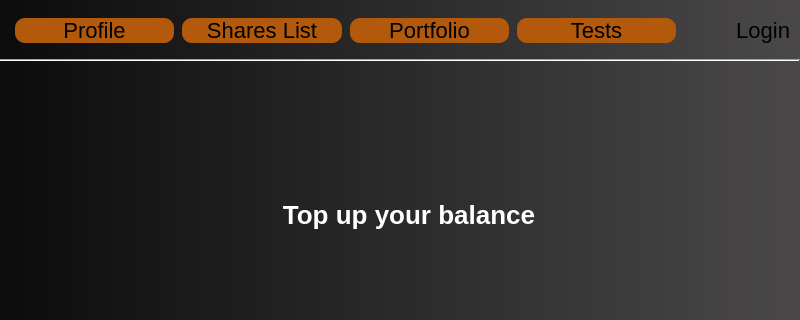
This is SmartStocks/balance.ui in Anazarius/SmartStocks as Qt 5 draws it before an edit; both pictures show x 0 to 800 and y 0 to 320 of the 800 by 600 pixel window. The edited form follows.
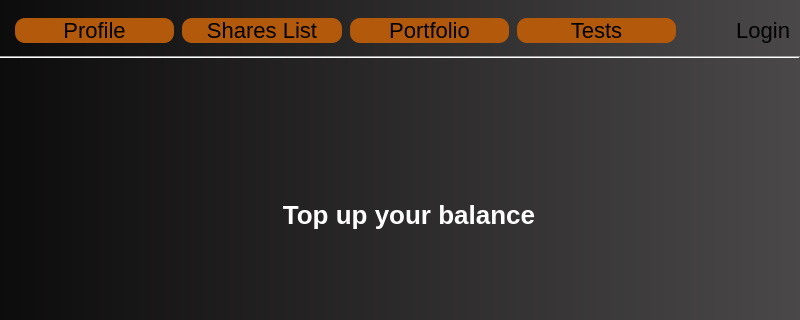
This is the edited form.

```diff
--- a/SmartStocks/balance.ui
+++ b/SmartStocks/balance.ui
@@ -118,7 +118,7 @@
      <x>0</x>
      <y>50</y>
      <width>800</width>
-     <height>20</height>
+     <height>15</height>
     </rect>
    </property>
    <property name="lineWidth">
```
